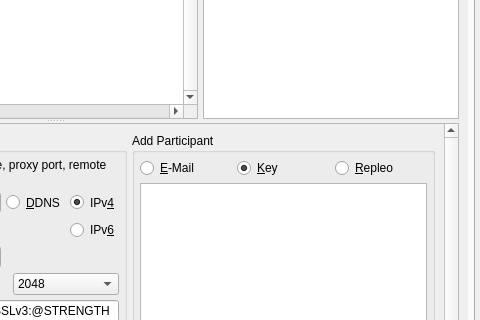
Above: branches/trunk/UI/spot-on-controlcenter.ui from textbrowser/spot-on before the change; both pictures show x 370 to 850 and y 148 to 468 of the 850 by 626 pixel window. Below: the same form after it.
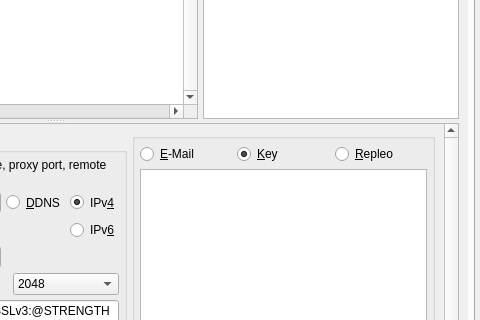
That is the form after the change. The open tabs and pages were chosen to show the change. Icons and pictures are not drawn. Custom widgets are drawn as their Qt base class.

Commit message: Removed group box title.

Diff of the .ui file:
```diff
--- a/branches/trunk/UI/spot-on-controlcenter.ui
+++ b/branches/trunk/UI/spot-on-controlcenter.ui
@@ -3362,8 +3362,8 @@
             <rect>
              <x>0</x>
              <y>0</y>
-             <width>344</width>
-             <height>180</height>
+             <width>826</width>
+             <height>540</height>
             </rect>
            </property>
            <layout class="QVBoxLayout" name="verticalLayout_14">
@@ -3704,7 +3704,7 @@
                  <rect>
                   <x>0</x>
                   <y>0</y>
-                  <width>697</width>
+                  <width>788</width>
                   <height>394</height>
                  </rect>
                 </property>
@@ -4337,9 +4337,6 @@
                      </item>
                      <item>
                       <widget class="QGroupBox" name="add_participant_groupbox">
-                       <property name="title">
-                        <string>Add Participant</string>
-                       </property>
                        <layout class="QVBoxLayout" name="verticalLayout_22">
                         <property name="spacing">
                          <number>5</number>
```
Left out of the diff: 30 changed lines with no effect on the pictures.
